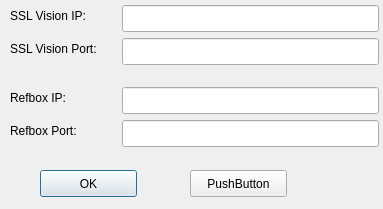
The window that ssl-refbox/GuiPropertiesDlg.ui (g3force/ssl-autonomous-refbox) describes before a commit, drawn with Qt 5.
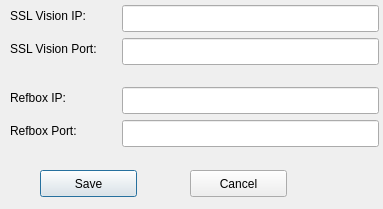
The same window after the commit.

Commit message: finished: properties dialog

Diff of the .ui file:
```diff
--- a/ssl-refbox/GuiPropertiesDlg.ui
+++ b/ssl-refbox/GuiPropertiesDlg.ui
@@ -23,7 +23,7 @@
     </rect>
    </property>
    <property name="text">
-    <string>OK</string>
+    <string>Save</string>
    </property>
   </widget>
   <widget class="QPushButton" name="pushButton_2">
@@ -36,7 +36,7 @@
     </rect>
    </property>
    <property name="text">
-    <string>PushButton</string>
+    <string>Cancel</string>
    </property>
   </widget>
   <widget class="QLabel" name="label_3">
```
Left out of the diff: 4 changed lines with no effect on the pictures. The commit also changes 5 other files.
